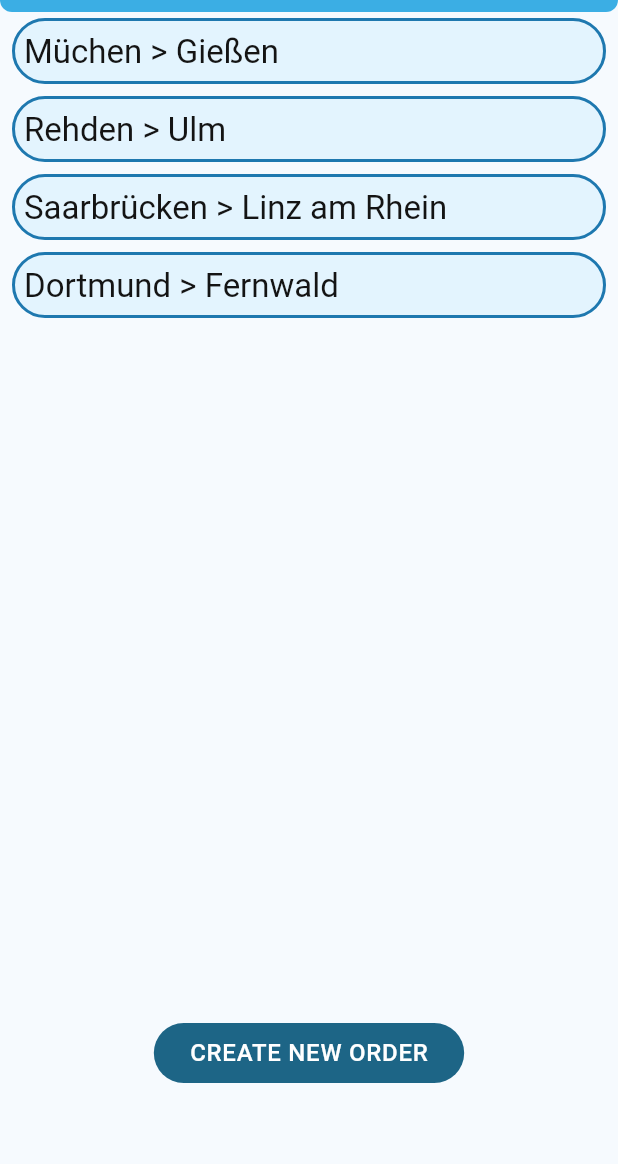
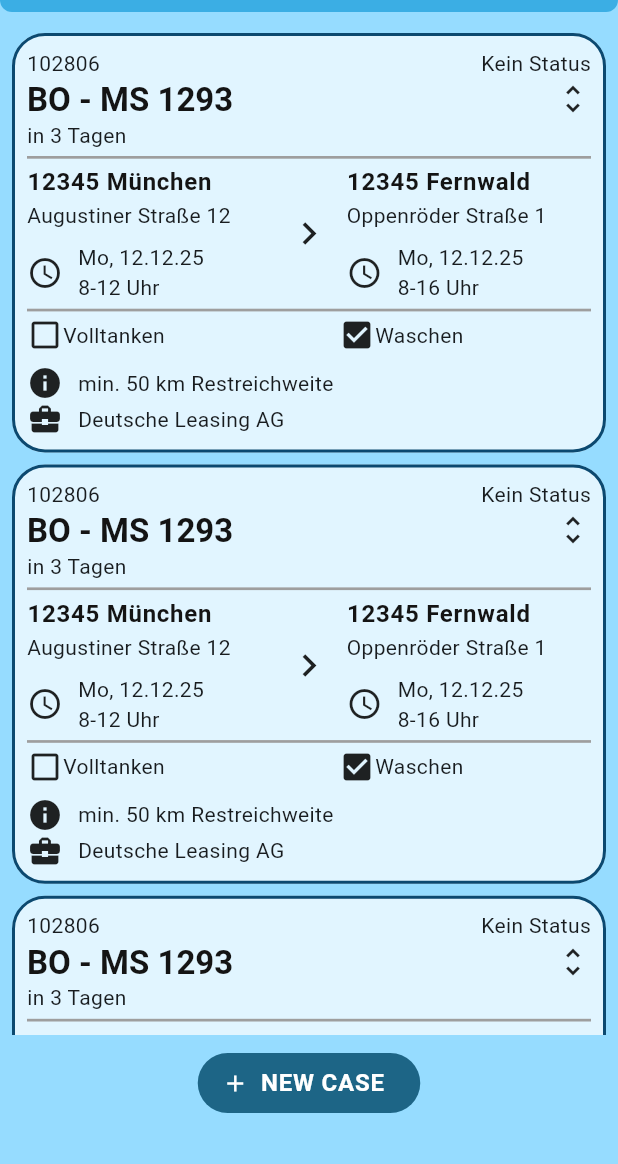
Before and after one commit to j-dickhaut/Protokoll-Generator, a Flutter app: the screen it shows after launch, on a phone screen of 412 x 824 dp, the part 72-1236 px from its top. Run offline on Flutter 3.47's test engine with Material 3 defaults, Android fonts, the phone set to English and light mode, and no system bars.

Commit message:
styled home view

```diff
--- a/lib/main.dart
+++ b/lib/main.dart
@@ -1,7 +1,7 @@
 import 'package:flutter/material.dart';
-import 'package:protokoll_generator/screens/home/home.dart';
+import 'package:protokoll_generator/screens/home/home_v.dart';
 import 'package:protokoll_generator/shared/theme/theme.dart';
 
 void main() {
-  runApp(MaterialApp(home: HomeScreen(), theme: primaryTheme));
+  runApp(MaterialApp(home: HomeView(), theme: primaryTheme));
 }
--- a/lib/screens/home/home.dart
+++ b/lib/screens/home/home_v.dart
@@ -1,16 +1,17 @@
 import 'package:flutter/material.dart';
+import 'package:protokoll_generator/screens/create_case/new_case.dart';
 import 'package:protokoll_generator/screens/home/widgets/order_card.dart';
 import 'package:protokoll_generator/shared/theme/styled_text.dart';
 import 'package:protokoll_generator/shared/theme/theme.dart';
 
-class HomeScreen extends StatelessWidget {
+class HomeView extends StatelessWidget {
   final List<String> dummyList = [
     'Müchen > Gießen',
     'Rehden > Ulm',
     'Saarbrücken > Linz am Rhein',
     'Dortmund > Fernwald',
   ];
-  HomeScreen({super.key});
+  HomeView({super.key});
 
   @override
   Widget build(BuildContext context) {
@@ -35,6 +36,7 @@ class HomeScreen extends StatelessWidget {
         mainAxisAlignment: MainAxisAlignment.start,
         crossAxisAlignment: CrossAxisAlignment.center,
         children: [
+          SizedBox(height: 10),
           Expanded(
             child: SizedBox(
               child: ListView.builder(
@@ -43,12 +45,17 @@ class HomeScreen extends StatelessWidget {
               ),
             ),
           ),
-          SizedBox(height: 16),
-          FilledButton(
-            onPressed: () {},
-            child: StyledButtonText('create new order'),
+          SizedBox(height: 8),
+          FilledButton.icon(
+            onPressed: () {
+              Navigator.of(
+                context,
+              ).push(MaterialPageRoute(builder: (ctx) => NewCaseScreen()));
+            },
+            label: StyledButtonText('new case'),
+            icon: Icon(Icons.add),
           ),
-          SizedBox(height: 50),
+          SizedBox(height: 30),
         ],
       ),
     );
--- a/lib/screens/home/widgets/order_card.dart
+++ b/lib/screens/home/widgets/order_card.dart
@@ -1,4 +1,5 @@
 import 'package:flutter/material.dart';
+import 'package:protokoll_generator/screens/home/widgets/widgets/location_time.dart';
 import 'package:protokoll_generator/shared/theme/styled_text.dart';
 import 'package:protokoll_generator/shared/theme/theme.dart';
 
@@ -13,11 +14,91 @@ class OrderCard extends StatelessWidget {
         borderRadius: BorderRadiusGeometry.circular(22),
         side: BorderSide(color: AppColor.primaryDark, width: 2),
       ),
-      color: AppColor.primaryLight.withAlpha(50),
+      color: AppColor.primaryLightest,
       margin: const EdgeInsets.symmetric(horizontal: 8, vertical: 4),
       child: Padding(
-        padding: const EdgeInsets.all(8.0),
-        child: StyledHeading(text),
+        padding: const EdgeInsets.symmetric(horizontal: 10, vertical: 10),
+        child: Column(
+          crossAxisAlignment: CrossAxisAlignment.start,
+          children: [
+            Row(
+              mainAxisAlignment: MainAxisAlignment.spaceBetween,
+              children: [StyledText('102806'), StyledText('Kein Status')],
+            ),
+            Row(
+              mainAxisAlignment: MainAxisAlignment.spaceBetween,
+              children: [
+                StyledHeading('BO - MS 1293'),
+                Icon(Icons.unfold_more_outlined),
+              ],
+            ),
+            StyledText('in 3 Tagen'),
+            Container(
+              color: Colors.grey,
+              height: 1.8,
+              margin: EdgeInsets.symmetric(vertical: 4),
+            ),
+            Row(
+              children: [
+                LocationTime(
+                  city: '12345 München',
+                  street: 'Augustiner Straße 12',
+                  date: 'Mo, 12.12.25',
+                  time: '8-12 Uhr',
+                ),
+                Padding(
+                  padding: const EdgeInsets.symmetric(horizontal: 10.0),
+                  child: Icon(Icons.keyboard_arrow_right_outlined, size: 30),
+                ),
+                LocationTime(
+                  city: '12345 Fernwald',
+                  street: 'Oppenröder Straße 1',
+                  date: 'Mo, 12.12.25',
+                  time: '8-16 Uhr',
+                ),
+              ],
+            ),
+            Container(
+              color: Colors.grey,
+              height: 1.8,
+              margin: EdgeInsets.symmetric(vertical: 4),
+            ),
+            Row(
+              children: [
+                Expanded(
+                  child: Row(
+                    children: [
+                      Icon(Icons.check_box_outline_blank),
+                      StyledText('Volltanken'),
+                    ],
+                  ),
+                ),
+                SizedBox(width: 40),
+                Expanded(
+                  child: Row(
+                    children: [Icon(Icons.check_box), StyledText('Waschen')],
+                  ),
+                ),
+              ],
+            ),
+            SizedBox(height: 8),
+            Row(
+              mainAxisAlignment: MainAxisAlignment.start,
+              children: [
+                Icon(Icons.info),
+                SizedBox(width: 10),
+                StyledText('min. 50 km Restreichweite'),
+              ],
+            ),
+            Row(
+              children: [
+                Icon(Icons.business_center),
+                SizedBox(width: 10),
+                StyledText('Deutsche Leasing AG'),
+              ],
+            ),
+          ],
+        ),
       ),
     );
   }
--- /dev/null
+++ b/lib/screens/home/widgets/widgets/location_time.dart
@@ -0,0 +1,45 @@
+import 'package:flutter/material.dart';
+import 'package:protokoll_generator/shared/theme/styled_text.dart';
+
+class LocationTime extends StatelessWidget {
+  final String city;
+  final String street;
+  final String date;
+  final String time;
+
+  const LocationTime({
+    required this.city,
+    required this.street,
+    required this.date,
+    required this.time,
+    super.key,
+  });
+
+  @override
+  Widget build(BuildContext context) {
+    return Expanded(
+      child: SizedBox(
+        child: Column(
+          crossAxisAlignment: CrossAxisAlignment.start,
+          children: [
+            StyledTextLarge(city),
+            StyledText(street),
+            SizedBox(height: 8),
+            Row(
+              mainAxisAlignment: MainAxisAlignment.start,
+              children: [
+                Icon(Icons.schedule),
+                //Icon(Icons.share_arrival_time),
+                SizedBox(width: 10),
+                Column(
+                  crossAxisAlignment: CrossAxisAlignment.start,
+                  children: [StyledText(date), StyledText(time)],
+                ),
+              ],
+            ),
+          ],
+        ),
+      ),
+    );
+  }
+}
--- a/lib/shared/theme/styled_text.dart
+++ b/lib/shared/theme/styled_text.dart
@@ -1,4 +1,26 @@
 import 'package:flutter/material.dart';
+
+class StyledText extends StatelessWidget {
+  final String text;
+
+  const StyledText(this.text, {super.key});
+
+  @override
+  Widget build(BuildContext context) {
+    return Text(text, style: Theme.of(context).textTheme.bodyMedium);
+  }
+}
+
+class StyledTextLarge extends StatelessWidget {
+  final String text;
+
+  const StyledTextLarge(this.text, {super.key});
+
+  @override
+  Widget build(BuildContext context) {
+    return Text(text, style: Theme.of(context).textTheme.bodyLarge);
+  }
+}
 
 class StyledHeading extends StatelessWidget {
   final String text;
```
Also changed, not shown: lib/screens/create_case/new_case.dart (added, +38 -0 lines), lib/screens/create_case/widgets/location_card.dart (added, +100 -0 lines), lib/services/city_validation.dart (added, +11 -0 lines), lib/services/postal_validation.dart (added, +8 -0 lines), lib/services/street_validation.dart (added, +17 -0 lines), lib/shared/theme/theme.dart (+20 -3 lines), lib/model/auftrag_class.dart (deleted).
